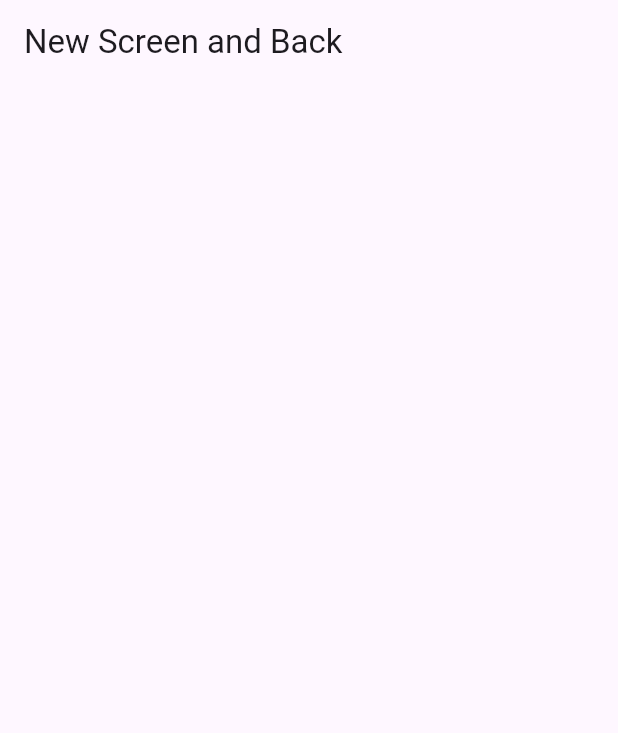
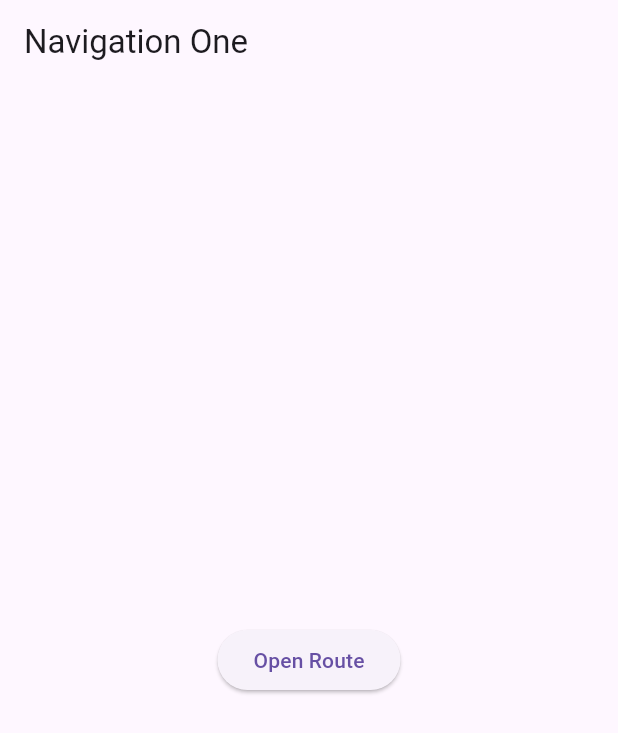
Before and after one commit to Yuslash/JourneyOfLevel-2, a Flutter app: the screen it shows after launch, on a phone screen of 412 x 824 dp. Shown: the top 733 px of the screen. Run offline on Flutter 3.47's test engine with Material 3 defaults, Android fonts, the phone set to English and light mode, and no system bars.

Commit message:
Here we go

```diff
--- a/New screen and back/project/lib/main.dart
+++ b/New screen and back/project/lib/main.dart
@@ -1,25 +1,49 @@
 import 'package:flutter/material.dart';
 
 void main() {
-  runApp(const MyApp());
+  runApp(const MaterialApp(
+    debugShowCheckedModeBanner: false,
+    title: "Navigation Basics",
+    home: FirstRoute(),
+  ),);
 }
 
-class MyApp extends StatelessWidget {
-  const MyApp({super.key});
+class FirstRoute extends StatelessWidget {
+  const FirstRoute({super.key});
 
   @override
   Widget build(BuildContext context) {
-      const title = "New Screen and Back";
-    return MaterialApp(
-      title: title,
-      debugShowCheckedModeBanner: false,
-
-      home: Scaffold(
-        appBar: AppBar(
-          title: const Text(title),
-        ),
+    return Scaffold(
+      appBar: AppBar(
+        title: const Text("Navigation One"),
+      ),
+      body: Center(
+        child: ElevatedButton(onPressed: (){
+          Navigator.push(context, MaterialPageRoute(builder: (context) => const SecoundRoute(),),);
+        }
+        , child: const Text("Open Route")),
       ),
     );
   }
 
 }
+
+class SecoundRoute extends StatelessWidget {
+
+  const SecoundRoute({super.key});
+
+  @override
+  Widget build(BuildContext context){
+    return Scaffold(
+      appBar: AppBar(
+        title: const Text("Second Navigation"),
+      ),
+      body: Center(
+        child: ElevatedButton(onPressed: (){
+          Navigator.pop(context);
+        }, child: const Text("Go Back!")),
+      ),
+    );
+  }
+
+}
```
